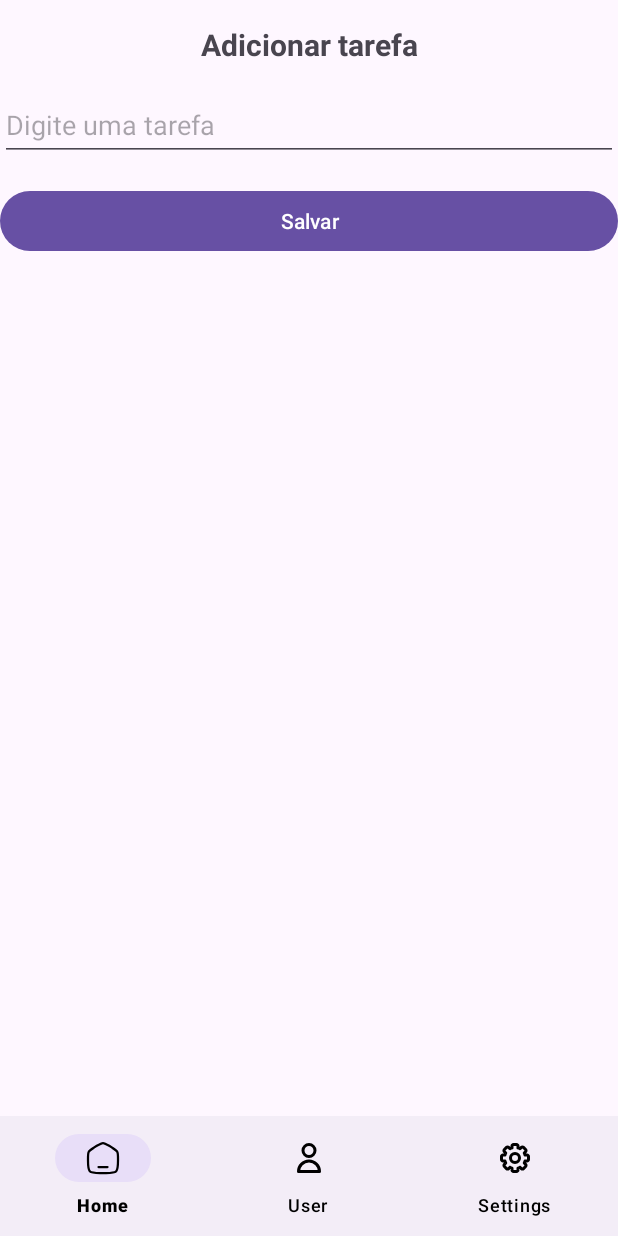
After one commit to juan-kleim/task-done-app, an Android app: the AddTaskFragment screen opened through its navigation route, on a phone screen of 412 x 824 dp. The commit adds this screen. Run offline under Robolectric (Android 15) with nearby library versions, the phone set to English and light mode, and no system bars; our stand-ins replace navigation-ui.

```diff
--- a/app/src/main/AndroidManifest.xml
+++ b/app/src/main/AndroidManifest.xml
@@ -13,9 +13,6 @@
         android:theme="@style/Theme.AppTaskDone"
         tools:targetApi="31">
         <activity
-            android:name=".AdicionarTarefaActivity"
-            android:exported="false" />
-        <activity
             android:name=".tests.RecyclerViewActivity"
             android:exported="false" />
         <activity
--- /dev/null
+++ b/app/src/main/java/com/juanpacheco/apptaskdone/AddTaskFragment.kt
@@ -0,0 +1,13 @@
+package com.juanpacheco.apptaskdone
+
+import android.os.Bundle
+import androidx.fragment.app.Fragment
+import android.view.LayoutInflater
+import android.view.View
+import android.view.ViewGroup
+import com.juanpacheco.apptaskdone.databinding.FragmentAddTaskBinding
+
+// TODO: Rename parameter arguments, choose names that match
+// the fragment initialization parameters, e.g. ARG_ITEM_NUMBER
+private const val ARG_PARAM1 = "param1"
+private const val ARG_PARAM2 = "param2"
--- /dev/null
+++ b/app/src/main/java/com/juanpacheco/apptaskdone/fragments/AddTaskFragment.kt
@@ -0,0 +1,95 @@
+package com.juanpacheco.apptaskdone.fragments
+
+import android.os.Bundle
+import android.view.LayoutInflater
+import android.view.View
+import android.view.ViewGroup
+import android.widget.Toast
+import androidx.fragment.app.Fragment
+import androidx.navigation.fragment.findNavController
+import com.juanpacheco.apptaskdone.database.TarefaDAO
+import com.juanpacheco.apptaskdone.databinding.FragmentAddTaskBinding
+import com.juanpacheco.apptaskdone.model.Tarefa
+
+/**
+ * A simple [Fragment] subclass.
+ * Use the [AddTaskFragment.newInstance] factory method to
+ * create an instance of this fragment.
+ */
+
+class AddTaskFragment : Fragment() {
+
+    private var _binding: FragmentAddTaskBinding? = null
+    private val binding get() = _binding!!
+
+//    // TODO: Rename and change types of parameters
+//    private var param1: String? = null
+//    private var param2: String? = null
+//
+//    override fun onCreate(savedInstanceState: Bundle?) {
+//        super.onCreate(savedInstanceState)
+
+//        arguments?.let {
+//            param1 = it.getString()
+//            param2 = it.getString(ARG_PARAM2)
+//        }
+//    }
+
+    override fun onCreateView(
+        inflater: LayoutInflater, container: ViewGroup?,
+        savedInstanceState: Bundle?
+    ): View? {
+        _binding = FragmentAddTaskBinding.inflate(inflater, container, false)
+        binding.btnSalvarAddTasks.setOnClickListener{
+
+            if( binding.editTarefaTasks.text.isNotEmpty() ){
+                val descricao = binding.editTarefaTasks.text.toString()
+                val tarefa = Tarefa(
+                    -1, descricao, "default"
+                )
+                val tarefaDAO = TarefaDAO(requireContext())
+                if ( tarefaDAO.salvar(tarefa) ) {
+                    Toast.makeText(requireContext(), "Tarefa cadastrada com sucesso",
+                        Toast.LENGTH_SHORT
+                    ).show()
+                    findNavController().popBackStack()
+                }
+
+            }else{
+                Toast.makeText(
+                    requireContext(),
+                    "Preencha uma tarefa",
+                    Toast.LENGTH_SHORT
+                ).show()
+            }
+
+        }
+
+        return binding.root
+    }
+
+    override fun onDestroyView() {
+        super.onDestroyView()
+        _binding = null
+    }
+
+//    companion object {
+//        /**
+//         * Use this factory method to create a new instance of
+//         * this fragment using the provided parameters.
+//         *
+//         * @param param1 Parameter 1.
+//         * @param param2 Parameter 2.
+//         * @return A new instance of fragment AddTaskFragment.
+//         */
+//        // TODO: Rename and change types and number of parameters
+//        @JvmStatic
+//        fun newInstance(param1: String, param2: String) =
+//            AddTaskFragment().apply {
+//                arguments = Bundle().apply {
+//                    putString(ARG_PARAM1, param1)
+//                    putString(ARG_PARAM2, param2)
+//                }
+//            }
+//    }
+}
--- /dev/null
+++ b/app/src/main/java/com/juanpacheco/apptaskdone/fragments/HomeFragment.kt
@@ -0,0 +1,49 @@
+package com.juanpacheco.apptaskdone.fragments
+
+import android.os.Bundle
+import android.view.LayoutInflater
+import android.view.View
+import android.view.ViewGroup
+import androidx.activity.OnBackPressedCallback
+import androidx.fragment.app.Fragment
+import androidx.navigation.Navigation
+import androidx.navigation.fragment.findNavController
+import com.juanpacheco.apptaskdone.R
+import com.juanpacheco.apptaskdone.databinding.FragmentHomeBinding
+
+class HomeFragment : Fragment() {
+
+    private var _binding: FragmentHomeBinding? = null
+    private val binding get() = _binding!!
+
+    override fun onCreateView(
+        inflater: LayoutInflater, container: ViewGroup?,
+        savedInstanceState: Bundle?
+    ): View? {
+        _binding = FragmentHomeBinding.inflate(inflater, container, false)
+        return binding.root
+    }
+
+    override fun onViewCreated(view: View, savedInstanceState: Bundle?) {
+        super.onViewCreated(view, savedInstanceState)
+
+        binding.btnMinhasTarefas.setOnClickListener{
+            findNavController().navigate(R.id.tasksFragment)
+        }
+
+        requireActivity().onBackPressedDispatcher.addCallback(
+            viewLifecycleOwner,
+            object : OnBackPressedCallback(true) {
+                override fun handleOnBackPressed() {
+                    val navController = Navigation.findNavController(view)
+                    navController.navigateUp()
+                }
+            })
+    }
+
+    override fun onDestroyView() {
+        super.onDestroyView()
+        _binding = null
+    }
+
+}
--- /dev/null
+++ b/app/src/main/res/layout/fragment_add_task.xml
@@ -0,0 +1,45 @@
+<?xml version="1.0" encoding="utf-8"?>
+<androidx.constraintlayout.widget.ConstraintLayout xmlns:android="http://schemas.android.com/apk/res/android"
+    xmlns:app="http://schemas.android.com/apk/res-auto"
+    xmlns:tools="http://schemas.android.com/tools"
+    android:layout_width="match_parent"
+    android:layout_height="match_parent"
+    tools:context=".fragments.AddTaskFragment">
+
+    <TextView
+        android:id="@+id/tvAddTarefa"
+        android:layout_width="wrap_content"
+        android:layout_height="wrap_content"
+        android:layout_marginTop="16dp"
+        android:text="Adicionar tarefa"
+        android:textSize="20sp"
+        android:textStyle="bold"
+        app:layout_constraintEnd_toEndOf="parent"
+        app:layout_constraintHorizontal_bias="0.5"
+        app:layout_constraintStart_toStartOf="parent"
+        app:layout_constraintTop_toTopOf="parent" />
+
+    <EditText
+        android:id="@+id/editTarefaTasks"
+        android:layout_width="0dp"
+        android:layout_height="48dp"
+        android:layout_marginTop="16dp"
+        android:ems="10"
+        android:hint="Digite uma tarefa"
+        android:inputType="text"
+        app:layout_constraintEnd_toEndOf="parent"
+        app:layout_constraintHorizontal_bias="0.5"
+        app:layout_constraintStart_toStartOf="parent"
+        app:layout_constraintTop_toBottomOf="@+id/tvAddTarefa" />
+
+    <Button
+        android:id="@+id/btnSalvarAddTasks"
+        android:layout_width="0dp"
+        android:layout_height="wrap_content"
+        android:layout_marginTop="16dp"
+        android:text="Salvar"
+        app:layout_constraintEnd_toEndOf="parent"
+        app:layout_constraintHorizontal_bias="0.5"
+        app:layout_constraintStart_toStartOf="parent"
+        app:layout_constraintTop_toBottomOf="@+id/editTarefaTasks" />
+</androidx.constraintlayout.widget.ConstraintLayout>
```
Also changed, not shown: app/src/main/java/com/juanpacheco/apptaskdone/database/DatabaseHelper.kt (added, +43 -0 lines), app/src/main/java/com/juanpacheco/apptaskdone/database/ITarefaDAO.kt (added, +10 -0 lines), app/src/main/java/com/juanpacheco/apptaskdone/database/TarefaDAO.kt (added, +49 -0 lines), app/src/main/java/com/juanpacheco/apptaskdone/model/Tarefa.kt (added, +7 -0 lines), app/src/main/res/layout/fragment_tasks.xml (+1 -8 lines), app/src/main/res/layout/recycler_view_item_1.xml (added, +29 -0 lines).
